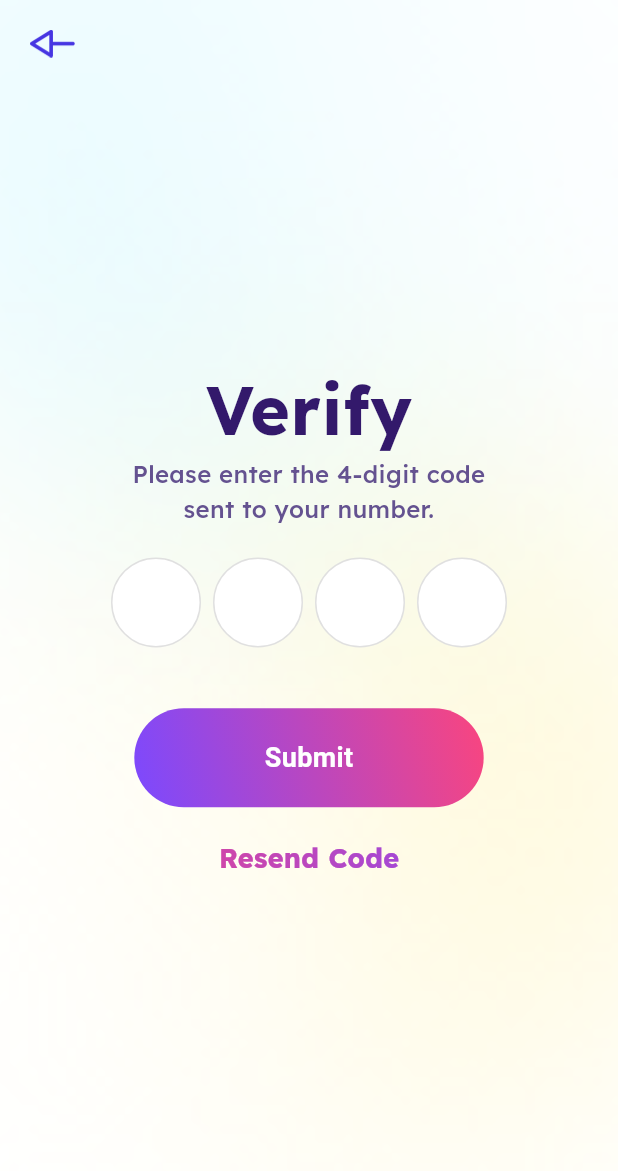
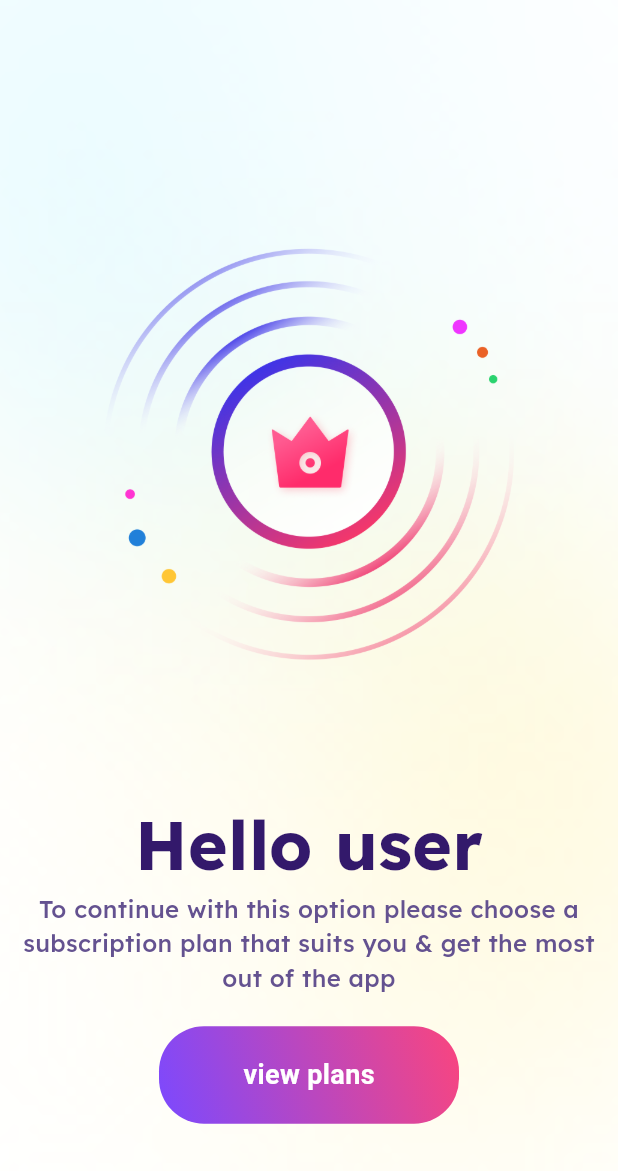
Before and after one commit to Faisal-957/datingapp, a Flutter app: the screen it shows after launch, on a phone screen of 412 x 824 dp. Shown: the top 1171 px of the screen. Run offline on Flutter 3.47's test engine with Material 3 defaults, Android fonts, the phone set to English and light mode, and no system bars; drawn by our look-alikes of pinput; our stand-ins replace flutter_card_swiper, flutter_screenutil, get, google_fonts, google_maps_flutter, intl_phone_field and 2 more.

Commit message:
screen update

```diff
--- a/lib/main.dart
+++ b/lib/main.dart
@@ -1,11 +1,4 @@
-import 'package:datingapp/free_screen.dart';
-import 'package:datingapp/ui/screens/auth_screen/intro_screen/otp.dart';
-import 'package:datingapp/ui/screens/bottombar_screen/bottombar.dart';
-import 'package:datingapp/ui/screens/message_screen/message_screen.dart';
-import 'package:datingapp/ui/screens/notifications/notification.dart';
-import 'package:datingapp/ui/screens/profile_screen/profile_screen.dart';
-import 'package:datingapp/ui/screens/setting_screen/seetingscreen.dart';
-import 'package:datingapp/ui/screens/splash_screen/splash_screen.dart';
+import 'package:datingapp/ui/screens/subscription_screens/subscription_screen.dart';
 import 'package:flutter/material.dart';
 import 'package:flutter_screenutil/flutter_screenutil.dart';
 import 'package:get/get_navigation/get_navigation.dart';
@@ -24,7 +17,10 @@ class MyApp extends StatelessWidget {
       minTextAdapt: true,
       splitScreenMode: true,
       builder: (context, child) {
-        return GetMaterialApp(debugShowCheckedModeBanner: false, home: Otp());
+        return GetMaterialApp(
+          debugShowCheckedModeBanner: false,
+          home: SubscriptionScreen(),
+        );
       },
     );
   }
--- a/lib/ui/screens/auth_screen/intro_screen/intro2_screen.dart
+++ b/lib/ui/screens/auth_screen/intro_screen/intro_screen1.dart
@@ -1,7 +1,7 @@
 import 'package:datingapp/core/constants/string.dart';
 import 'package:datingapp/core/constants/text_style.dart';
 import 'package:datingapp/core/custom_widget/custom_buttton.dart';
-import 'package:datingapp/ui/screens/auth_screen/intro_screen/intro_screen3.dart';
+import 'package:datingapp/ui/screens/auth_screen/intro_screen/login_screen.dart';
 import 'package:flutter/material.dart';
 import 'package:flutter_screenutil/flutter_screenutil.dart';
 import 'package:get/get_core/src/get_main.dart';
--- a/lib/ui/screens/bottombar_screen/bottombar.dart
+++ b/lib/ui/screens/bottombar_screen/bottombar.dart
@@ -2,7 +2,7 @@ import 'package:datingapp/core/constants/colors.dart';
 import 'package:datingapp/core/constants/string.dart';
 import 'package:datingapp/ui/screens/chat_screen/chat_screen.dart';
 import 'package:datingapp/ui/screens/home_Swip/home_swip.dart';
-import 'package:datingapp/ui/screens/auth_screen/intro_screen/intro_screen3.dart';
+import 'package:datingapp/ui/screens/auth_screen/intro_screen/login_screen.dart';
 import 'package:datingapp/ui/screens/location_screen/location.dart';
 import 'package:datingapp/ui/screens/personal_details/Personal_details.dart';
 import 'package:datingapp/ui/screens/profile_screen/profile_screen.dart';
--- a/lib/ui/screens/message_screen/message_screen.dart
+++ b/lib/ui/screens/message_screen/message_screen.dart
@@ -3,6 +3,7 @@ import 'package:datingapp/core/constants/string.dart';
 import 'package:datingapp/core/custom_widget/bg_container.dart';
 import 'package:datingapp/core/custom_widget/custom_chat_bubble.dart';
 import 'package:datingapp/ui/screens/message_screen/message_menupopup.dart';
+import 'package:datingapp/ui/screens/profile_screen/profile_screen.dart';
 import 'package:flutter/material.dart';
 import 'package:flutter_screenutil/flutter_screenutil.dart';
 import 'package:get/get_core/src/get_main.dart';
@@ -11,7 +12,13 @@ import 'package:get/get_navigation/src/extension_navigation.dart';
 
 class MessageScreen extends StatelessWidget {
   final List<MessageMenupopup> draweitem = [
-    MessageMenupopup(icon: Icons.person, title: "View Profile", onTap: () {}),
+    MessageMenupopup(
+      icon: Icons.person,
+      title: "View Profile",
+      onTap: () {
+        Get.to(ProfileScreen());
+      },
+    ),
     MessageMenupopup(
       icon: Icons.archive,
       title: "Archive Conversation",
--- a/lib/ui/screens/splash_screen/splash_screen.dart
+++ b/lib/ui/screens/splash_screen/splash_screen.dart
@@ -2,7 +2,7 @@ import 'dart:async';
 
 import 'package:datingapp/core/constants/colors.dart';
 import 'package:datingapp/core/constants/string.dart';
-import 'package:datingapp/ui/screens/auth_screen/intro_screen/intro2_screen.dart';
+import 'package:datingapp/ui/screens/auth_screen/intro_screen/intro_screen1.dart';
 
 import 'package:datingapp/ui/screens/auth_screen/intro_screen/otp.dart';
 import 'package:flutter/material.dart';
--- /dev/null
+++ b/lib/ui/screens/subscription_screens/subscription_screen.dart
@@ -0,0 +1,50 @@
+import 'package:datingapp/core/constants/string.dart';
+import 'package:datingapp/core/constants/text_style.dart';
+import 'package:datingapp/core/custom_widget/bg_container.dart';
+import 'package:datingapp/core/custom_widget/custom_buttton.dart';
+import 'package:datingapp/ui/screens/subscription_screens/view_plans.dart';
+import 'package:flutter/material.dart';
+import 'package:flutter_screenutil/flutter_screenutil.dart';
+import 'package:get/get_core/src/get_main.dart';
+import 'package:get/get_navigation/src/extension_navigation.dart';
+
+class SubscriptionScreen extends StatelessWidget {
+  const SubscriptionScreen({super.key});
+
+  @override
+  Widget build(BuildContext context) {
+    return Scaffold(
+      body: BgContainer(
+        child: Column(
+          mainAxisAlignment: MainAxisAlignment.center,
+          children: [
+            Image.asset("$staticAssets/Slogo.png", scale: 5),
+            Text("Hello user", style: style45),
+            Center(
+              child: Text(
+                "To continue with this option please choose a subscription plan that suits you & get the most out of the app",
+                maxLines: 3,
+                textAlign: TextAlign.center,
+
+                style: style16.copyWith(
+                  color: Color(0xFF645290),
+                  fontWeight: FontWeight.w500,
+                ),
+              ),
+            ),
+            20.verticalSpace,
+            CustomButtton(
+              title: "view plans",
+              onTap: () {
+                Get.to(const ViewPlans());
+              },
+              width: 200,
+              height: 65,
+              borderRadius: 30,
+            ),
+          ],
+        ),
+      ),
+    );
+  }
+}
```
Also changed, not shown: lib/ui/screens/location_screen/location.dart (+2 -9 lines), lib/ui/screens/profile_screen/profile_screen.dart (+10 -2 lines), lib/ui/screens/setting_screen/seetingscreen.dart (+9 -10 lines), lib/ui/screens/subscription_screens/view_plans.dart (added, +85 -0 lines), assets/icons_assets/star.png (added), assets/static_assets/Slogo.png (added), lib/ui/screens/auth_screen/intro_screen/login_screen.dart (renamed from lib/ui/screens/auth_screen/intro_screen/intro_screen3.dart).
